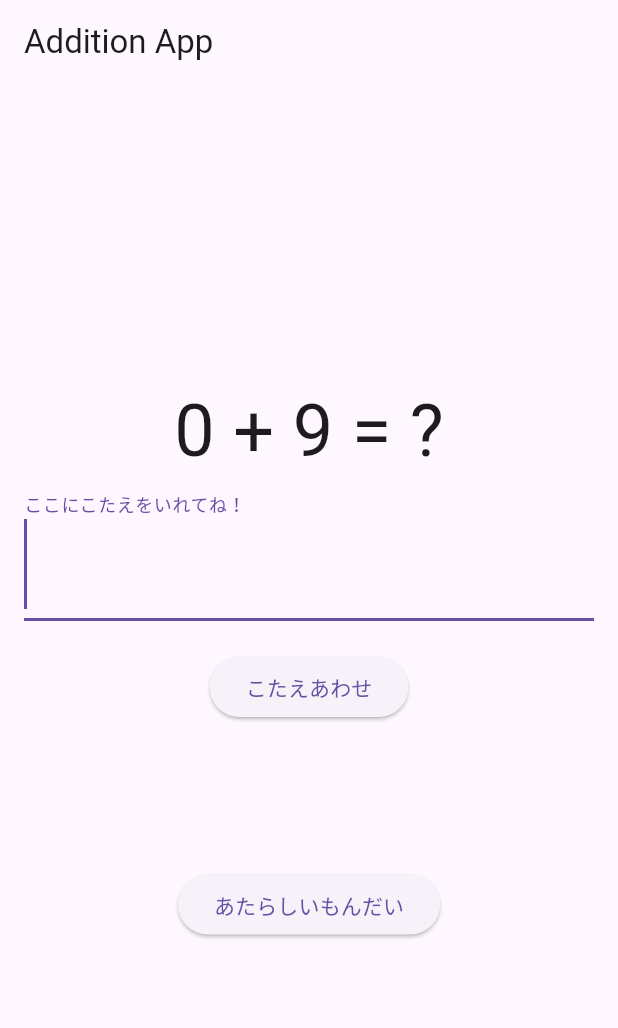
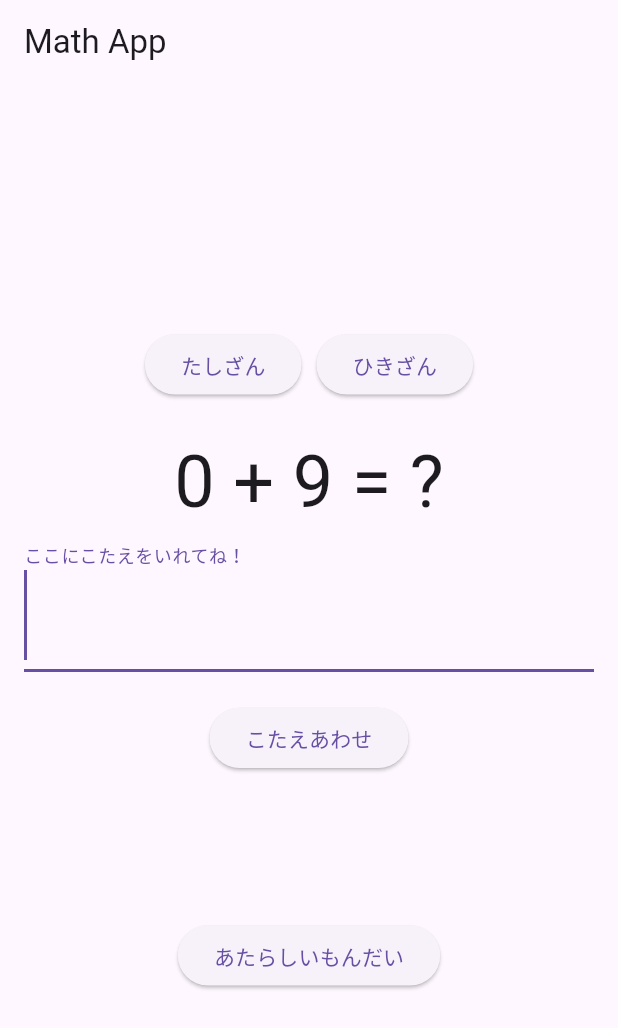
Before and after one commit to suu2626/flutter_addition, a Flutter app: the screen it shows after launch, on a phone screen of 412 x 824 dp. Shown: the top 1028 px of the screen. Run offline on Flutter 3.47's test engine with Material 3 defaults, Android fonts, the phone set to English and light mode, and no system bars.

Commit message:
20240605-1542

```diff
--- a/lib/main.dart
+++ b/lib/main.dart
@@ -1,4 +1,5 @@
 import 'package:flutter/material.dart';
+import 'package:flutter/services.dart'; // SystemChannelsを使用するためのインポート
 import 'dart:math';
 
 void main() {
@@ -11,28 +12,29 @@ class AdditionApp extends StatelessWidget {
   @override
   Widget build(BuildContext context) {
     return MaterialApp(
-      title: 'Addition App',
+      title: 'Math App',
       theme: ThemeData(
         primarySwatch: Colors.blue,
       ),
-      home: const AdditionScreen(), // メインの画面ウィジェットを指定
+      home: const MathScreen(), // メインの画面ウィジェットを指定
     );
   }
 }
 
-// 足し算問題を表示する画面ウィジェット
-class AdditionScreen extends StatefulWidget {
-  const AdditionScreen({super.key});
+// 足し算引き算問題を表示する画面ウィジェット
+class MathScreen extends StatefulWidget {
+  const MathScreen({super.key});
 
   @override
-  State<AdditionScreen> createState() => _AdditionScreenState();
+  State<MathScreen> createState() => _MathScreenState();
 }
 
 // 画面の状態を管理するステートクラス
-class _AdditionScreenState extends State<AdditionScreen> {
+class _MathScreenState extends State<MathScreen> {
   final Random _random = Random(); // 乱数生成
-  late int _num1; // 足し算の最初の数
-  late int _num2; // 足し算の2番目の数
+  late int _num1; // 最初の数
+  late int _num2; // 2番目の数
+  bool _isAddition = true; // 足し算かどうかを示すフラグ
   // ユーザー入力を管理するコントローラー
   final TextEditingController _controller = TextEditingController();
   final FocusNode _focusNode = FocusNode(); // フォーカスを管理するノード
@@ -41,9 +43,10 @@ class _AdditionScreenState extends State<AdditionScreen> {
   @override
   void initState() {
     super.initState();
-    _generateProblem(); // 初期状態で足し算問題を生成
+    _generateProblem(); // 初期状態で問題を生成
     WidgetsBinding.instance.addPostFrameCallback((_) {
       _focusNode.requestFocus(); // 初期状態で入力欄にフォーカスを設定
+      _showKeyboard(); // 数字キーボードを表示
     });
   }
 
@@ -54,7 +57,7 @@ class _AdditionScreenState extends State<AdditionScreen> {
     super.dispose();
   }
 
-  // 新しい足し算問題を生成するメソッド
+  // 新しい問題を生成するメソッド
   void _generateProblem() {
     setState(() {
       _num1 = _random.nextInt(10); // 0から9の間のランダムな数を生成
@@ -64,7 +67,13 @@ class _AdditionScreenState extends State<AdditionScreen> {
     });
     WidgetsBinding.instance.addPostFrameCallback((_) {
       _focusNode.requestFocus(); // 新しい問題生成後に入力欄にフォーカスを設定
+      _showKeyboard(); // 数字キーボードを表示
     });
+  }
+
+  // 数字キーボードを表示するメソッド
+  void _showKeyboard() {
+    SystemChannels.textInput.invokeMethod('TextInput.show');
   }
 
   // 答えをチェックするメソッド
@@ -78,34 +87,68 @@ class _AdditionScreenState extends State<AdditionScreen> {
       return;
     }
 
-    final int correctAnswer = _num1 + _num2; // 答えを計算
+    final int correctAnswer =
+        _isAddition ? _num1 + _num2 : _num1 - _num2; // 答えを計算
     if (userAnswer == correctAnswer) {
       // 答えが正しい場合
       setState(() {
         _message = 'せいかい！'; // 正解メッセージ
       });
+    } else {
       // 答えが間違っている場合
-    } else {
       setState(() {
         _message = 'ざんねん！せいかいは $correctAnswer でした。'; // 不正解メッセージ
       });
     }
   }
 
+  // 足し算ボタンが押されたときの処理
+  void _setAddition() {
+    setState(() {
+      _isAddition = true;
+      _generateProblem();
+    });
+  }
+
+  // 引き算ボタンが押されたときの処理
+  void _setSubtraction() {
+    setState(() {
+      _isAddition = false;
+      _generateProblem();
+    });
+  }
+
   @override
   Widget build(BuildContext context) {
     return Scaffold(
       appBar: AppBar(
-        title: const Text('Addition App'), // アプリケーションのタイトルを設定
+        title: const Text('Math App'), // アプリケーションのタイトルを設定
       ),
       body: Padding(
         padding: const EdgeInsets.all(16.0), // 画面の周囲にパディングを追加
         child: Column(
           mainAxisAlignment: MainAxisAlignment.center, // 縦方向に中央揃え
           children: <Widget>[
+            Row(
+              mainAxisAlignment: MainAxisAlignment.center,
+              children: [
+                ElevatedButton(
+                  onPressed: _setAddition, // 足し算ボタンが押されたときに処理
+                  child: const Text('たしざん'),
+                ),
+                const SizedBox(width: 10),
+                ElevatedButton(
+                  onPressed: _setSubtraction, // 引き算ボタンが押されたときに処理
+                  child: const Text('ひきざん'),
+                ),
+              ],
+            ),
+            const SizedBox(height: 20),
             Text(
-              '$_num1 + $_num2 = ?',
-              style: const TextStyle(fontSize: 48), // 足し算問題を表示
+              _isAddition
+                  ? '$_num1 + $_num2 = ?'
+                  : '$_num1 - $_num2 = ?', // 現在の問題を表示
+              style: const TextStyle(fontSize: 48), // 問題のテキストスタイル
             ),
             TextField(
               controller: _controller, // ユーザー入力コントローラを設定
@@ -113,12 +156,7 @@ class _AdditionScreenState extends State<AdditionScreen> {
               focusNode: _focusNode, // フォーカスノードを設定
               decoration: const InputDecoration(
                   labelText: 'ここにこたえをいれてね！'), // プレースホルダーテキストを設定
-              style: const TextStyle(fontSize: 40 // ユーザー入力テキストのフォントサイズを設定
-                  // color: Colors.blue, // テキストの色
-                  // fontFamily: 'Roboto', // フォントファミリ
-                  // fontStyle: FontStyle.italic, // フォントスタイル
-                  // fontWeight: FontWeight.bold, // フォントの太さ
-                  ),
+              style: const TextStyle(fontSize: 40), // ユーザー入力テキストのフォントサイズを設定
             ),
             const SizedBox(height: 20), // スペース
             ElevatedButton(
```
